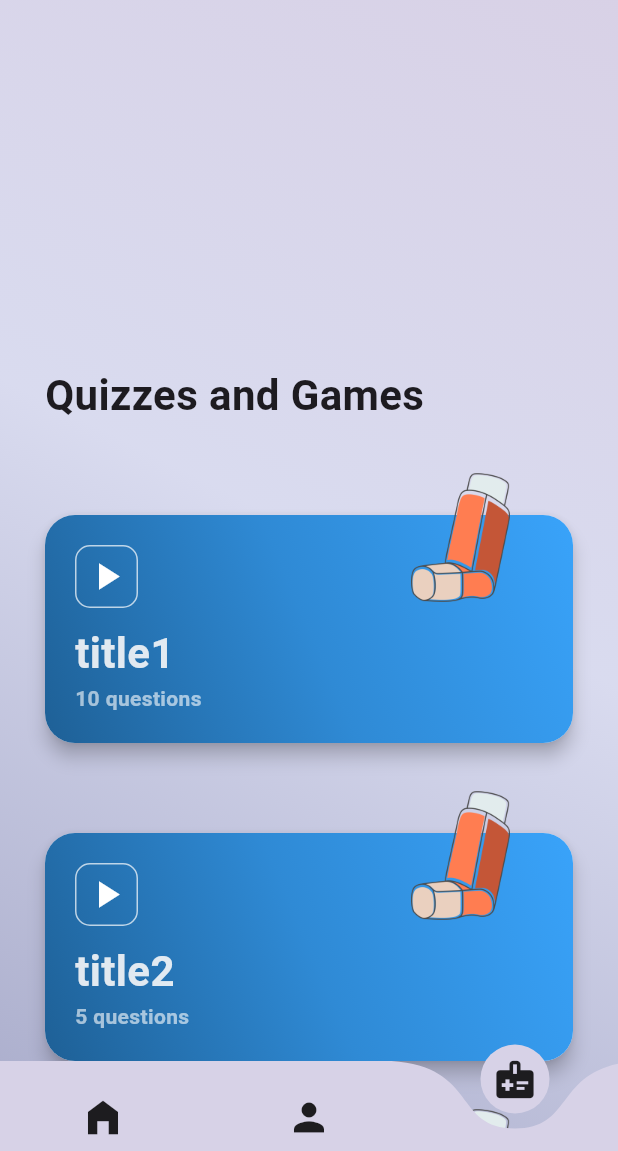
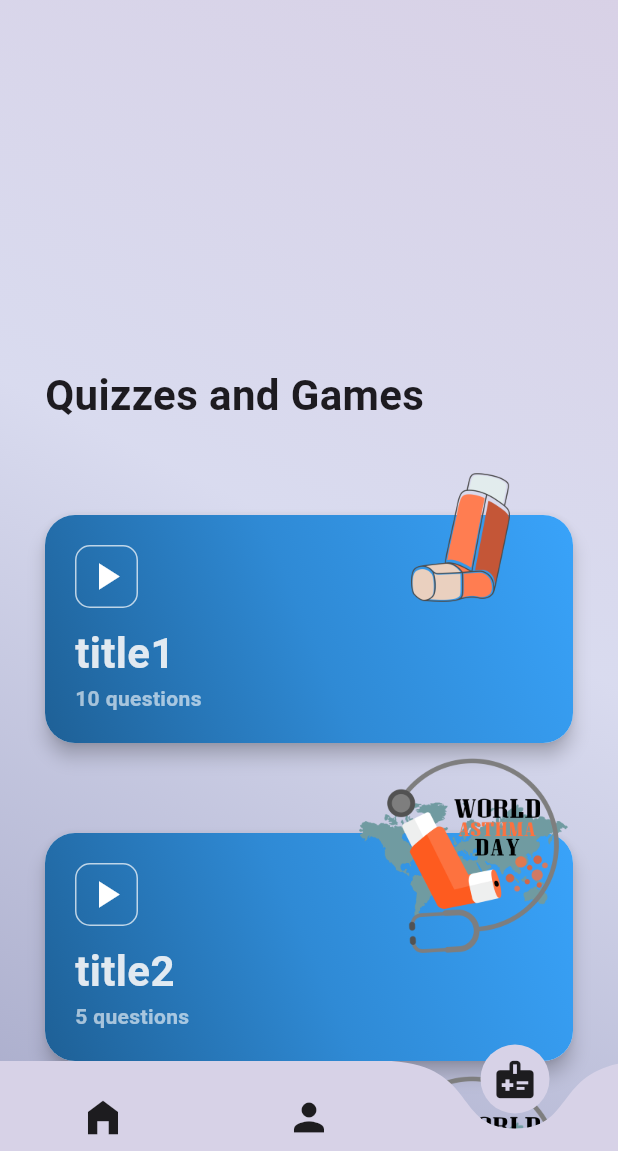
Before and after one commit to nadinnah/puffpal-usingFlutter, a Flutter app: the AppShell screen opened by its route, item 3 of the bottom bar chosen, on a phone screen of 412 x 824 dp, the part 85-1236 px from its top. Run offline on Flutter 3.47's test engine with Material 3 defaults, Android fonts, the phone set to English and light mode, and no system bars; drawn by our look-alikes of curved_navigation_bar; our stand-ins replace cloud_firestore, firebase_auth, firebase_core, firebase_messaging, flutter_dotenv, flutter_local_notifications and 9 more; missing offline and left inert: android_alarm_manager_plus; accounts and stored records are empty; network calls fail.

Commit message:
fix scroll, add hero in quizzes page

```diff
--- a/lib/models/quiz.dart
+++ b/lib/models/quiz.dart
@@ -29,7 +29,7 @@ List<QuizModel> quizList = [
     question: 'question2',
     options: ['option1', 'option2', 'option3', 'option4', 'option5'],
     answer: 'option2',
-    image: 'lib/assets/images/inhaler3.png',
+    image: 'lib/assets/images/trialAsthma.png',
   ),
   QuizModel(
     title: 'title3',
@@ -37,7 +37,7 @@ List<QuizModel> quizList = [
     question: 'question3',
     options: ['option1', 'option2', 'option3', 'option4'],
     answer: 'option3',
-    image: 'lib/assets/images/inhaler3.png',
+    image: 'lib/assets/images/trialAsthma - Copy.png',
   ),
   QuizModel(
     title: 'title4',
@@ -45,6 +45,6 @@ List<QuizModel> quizList = [
     question: 'question4',
     options: ['option1', 'option2', 'option3', 'option4', 'option5'],
     answer: 'option1',
-    image: 'lib/assets/images/inhaler3.png',
+    image: 'lib/assets/images/trialAsthma - Copy (2).png',
   ),
 ];
--- a/lib/views/quizzes_games_page.dart
+++ b/lib/views/quizzes_games_page.dart
@@ -12,12 +12,13 @@ class QuizzesGamesPage extends StatefulWidget {
 }
 
 class _QuizzesGamesPageState extends State<QuizzesGamesPage> {
-  final bool played= false;
+  final bool played = false;
+
   @override
   Widget build(BuildContext context) {
     return SingleChildScrollView(
-      child: Container(
-        margin: EdgeInsets.only(top: 300, left: 30, right: 30),
+      child: Padding(
+        padding: const EdgeInsets.fromLTRB(30.0, 300, 30, 0),
         child: Column(
           crossAxisAlignment: CrossAxisAlignment.start,
           children: [
@@ -25,28 +26,26 @@ class _QuizzesGamesPageState extends State<QuizzesGamesPage> {
               AppLocalizations.of(context)!.quizzesTitle,
               style: TextStyle(fontSize: 28, fontWeight: FontWeight.bold),
             ),
-            Hero(
-              tag: quizList[0].image,
+            Column(
+              children: List.generate(
+                quizList.length,
+                 (index) {
+                  return Hero(
+                    tag: quizList[index].image,
                     child: GestureDetector(
                       onTap: () {
                         Navigator.push(
                           context,
                           MaterialPageRoute(
                             builder: (context) =>
-                           QuestionsPage(),
+                                QuestionsPage(quiz: quizList[index]),
                           ),
                         );
                       },
-                child: ListView.builder(
-                  padding: EdgeInsets.only(top: 0),
-                  shrinkWrap: true,
-                  physics: NeverScrollableScrollPhysics(),
-                  itemCount: quizList.length,
-                  itemBuilder: (context, index) {
-                    return Stack(
+                      child: Stack(
                         children: [
                           Container(
-                          margin:EdgeInsets.only(top: 60),
+                            margin: EdgeInsets.only(top: 60),
                             child: Material(
                               borderRadius: BorderRadius.circular(20),
                               elevation: 5,
@@ -74,11 +73,13 @@ class _QuizzesGamesPageState extends State<QuizzesGamesPage> {
                                         border: Border.all(color: Colors.white70),
                                         borderRadius: BorderRadius.circular(10),
                                       ),
-                                    child: played?Icon(
+                                      child: played
+                                          ? Icon(
                                               Icons.done,
                                               color: Colors.white,
                                               size: 30,
-                                    ):Icon(
+                                            )
+                                          : Icon(
                                               Icons.play_arrow,
                                               color: Colors.white,
                                               size: 30,
@@ -107,12 +108,12 @@ class _QuizzesGamesPageState extends State<QuizzesGamesPage> {
                             ),
                           ),
                           Padding(
-                          padding:  EdgeInsets.only(right:0.0),
+                            padding: EdgeInsets.only(right: 0.0),
                             child: Row(
                               mainAxisAlignment: MainAxisAlignment.end,
                               children: [
                                 Image.asset(
-                                'lib/assets/images/inhaler3.png',
+                                  quizList[index].image,
                                   height: 150,
                                   width: 150,
                                 ),
@@ -120,11 +121,13 @@ class _QuizzesGamesPageState extends State<QuizzesGamesPage> {
                             ),
                           ),
                         ],
+                      ),
+                    ),
                   );
                 },
               ),
             ),
-            ),
+
             SizedBox(height: 80),
           ],
         ),
```
Also changed, not shown: lib/views/questions_page.dart (+36 -2 lines), lib/assets/images/trialAsthma - Copy (2).png (added), lib/assets/images/trialAsthma - Copy.png (added), lib/assets/images/trialAsthma.png (added). Lines whose indentation alone changed are shown as unchanged.
